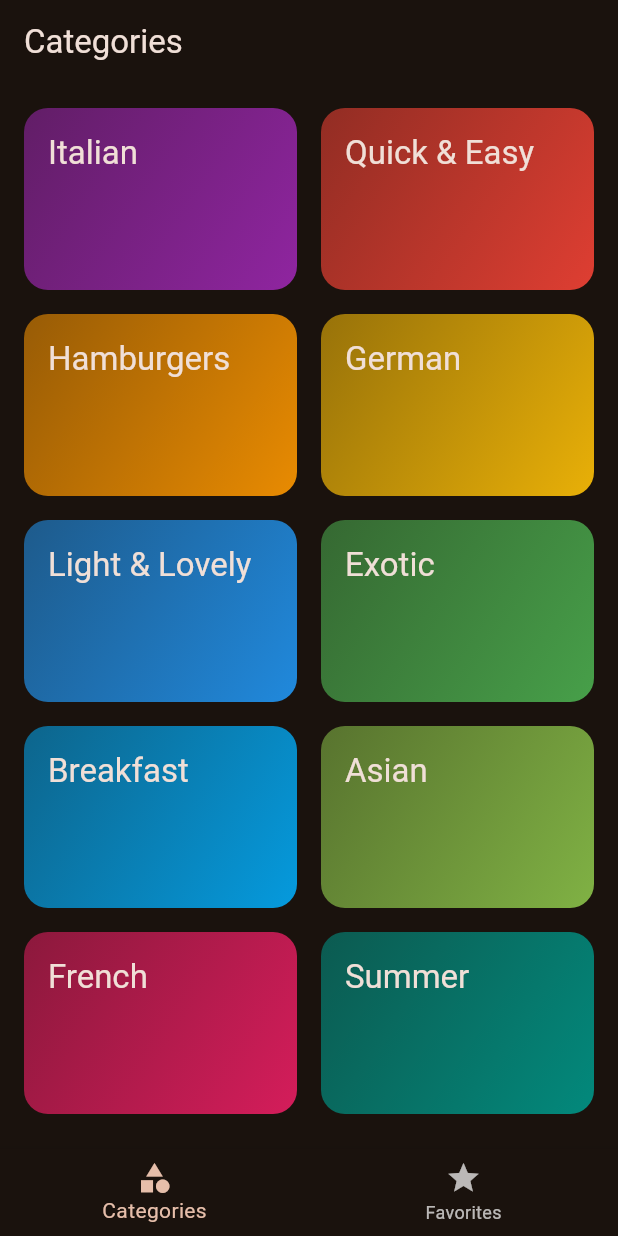
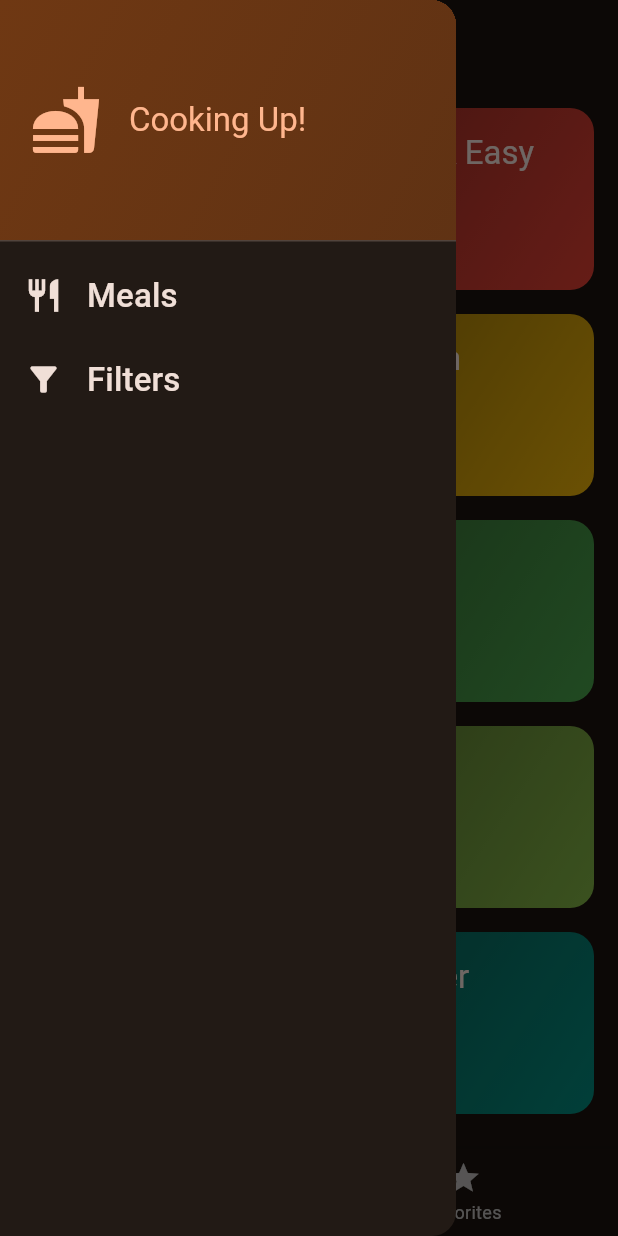
Before and after one commit to vuminhtruong/Flutter-project, a Flutter app: the screen it shows after launch, with the side drawer open (before the commit the screen has no drawer), on a phone screen of 412 x 824 dp. Run offline on Flutter 3.47's test engine with Material 2 defaults, Android fonts, the phone set to English and light mode, and no system bars; our stand-ins replace google_fonts, transparent_image; Roboto replaces fonts that are missing (Cairo).

Commit message:
add menu drawer

```diff
--- a/flutter_meals_app/lib/screens/tabs.dart
+++ b/flutter_meals_app/lib/screens/tabs.dart
@@ -1,6 +1,7 @@
 import 'package:flutter/material.dart';
 import 'package:flutter_meals_app/screens/categories_screen.dart';
 import 'package:flutter_meals_app/screens/meals.dart';
+import 'package:flutter_meals_app/widgets/main_drawer.dart';
 
 import '../models/meal.dart';
 
@@ -46,6 +47,14 @@
     });
   }
 
+  void _setScreen(String identifier) {
+    if(identifier == 'filters'){
+
+    } else {
+      Navigator.of(context).pop();
+    }
+  }
+
   @override
   Widget build(BuildContext context) {
     Widget activePage = CategoriesScreen(
@@ -65,6 +74,7 @@
       appBar: AppBar(
         title: Text(activePageTitle),
       ),
+      drawer: MainDrawer(onSelectScreen: _setScreen,),
       body: activePage,
       bottomNavigationBar: BottomNavigationBar(
         onTap: _selectPage,
--- /dev/null
+++ b/flutter_meals_app/lib/widgets/main_drawer.dart
@@ -0,0 +1,69 @@
+import 'package:flutter/material.dart';
+
+class MainDrawer extends StatelessWidget {
+  const MainDrawer({super.key, required this.onSelectScreen});
+
+  final void Function(String identifier) onSelectScreen;
+
+  @override
+  Widget build(BuildContext context) {
+    return Drawer(
+      child: Column(
+        children: [
+          DrawerHeader(
+            padding: const EdgeInsets.all(20),
+            decoration: BoxDecoration(
+              gradient: LinearGradient(
+                colors: [
+                  Theme.of(context).colorScheme.primaryContainer,
+                  Theme.of(context).colorScheme.primaryContainer.withOpacity(0.8),
+                ],
+                begin: Alignment.topLeft,
+                end: Alignment.bottomRight,
+              ),
+            ),
+            child: Row(
+              children: [
+                Icon(Icons.fastfood,size: 48,color: Theme.of(context).colorScheme.primary,),
+                const SizedBox(width: 18,),
+                Text('Cooking Up!',style: Theme.of(context).textTheme.titleLarge!.copyWith(
+                  color: Theme.of(context).colorScheme.primary,
+                ),)
+              ],
+            ) ,
+          ),
+          ListTile(
+            leading: Icon(
+              Icons.restaurant,
+              size: 26,
+              color: Theme.of(context).colorScheme.onBackground,
+            ),
+            title: Text(
+              'Meals',
+              style: Theme.of(context).textTheme.titleSmall!.copyWith(
+                color: Theme.of(context).colorScheme.onBackground,
+                fontSize: 22,
+              ),
+            ),
+            onTap: () {onSelectScreen('meals');},
+          ),
+          ListTile(
+            leading: Icon(
+              Icons.filter_list_alt,
+              size: 26,
+              color: Theme.of(context).colorScheme.onBackground,
+            ),
+            title: Text(
+              'Filters',
+              style: Theme.of(context).textTheme.titleSmall!.copyWith(
+                color: Theme.of(context).colorScheme.onBackground,
+                fontSize: 22,
+              ),
+            ),
+            onTap: () {onSelectScreen('filters');},
+          ),
+        ],
+      ),
+    );
+  }
+}
```
Also changed, not shown: flutter_meals_app/images/res6.png (added), 1 other file.
